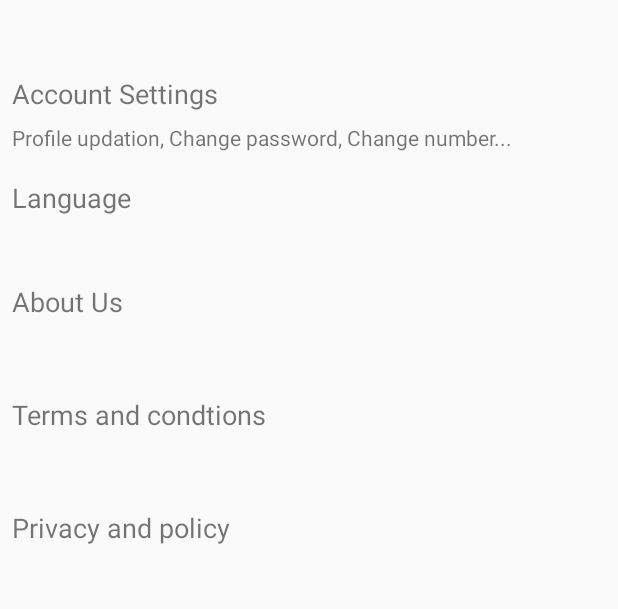
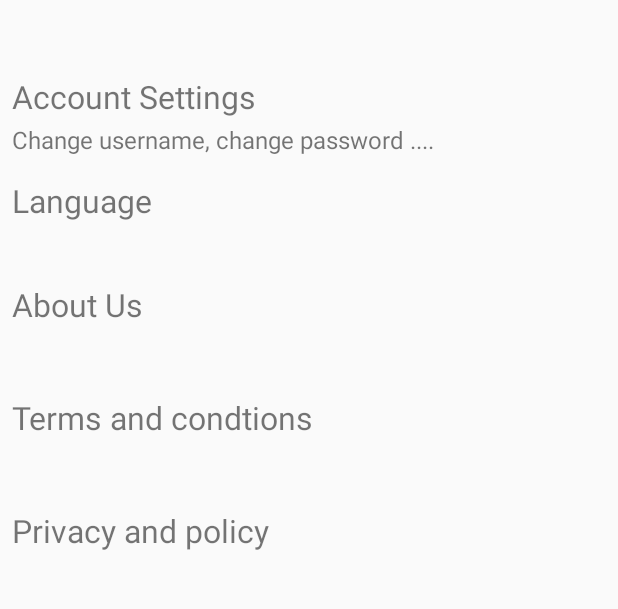
Before and after one commit to krishnadude98/RideIT, an Android app: the SettingsActivity screen opened directly, with no data from a screen before it, on a phone screen of 412 x 824 dp, the part 246-855 px from its top. Run offline under Robolectric (Android 15) with nearby library versions, the phone set to English and light mode, and no system bars; Roboto replaces fonts that are not available here.

Commit message:
Added a little bit more information

```diff
--- a/app/src/main/res/layout/activity_settings.xml
+++ b/app/src/main/res/layout/activity_settings.xml
@@ -14,7 +14,7 @@
         android:layout_marginTop="50dp"
         android:layout_marginEnd="8dp"
         android:text="Account Settings"
-        android:textSize="18sp"
+        android:textSize="21sp"
         app:layout_constraintEnd_toEndOf="parent"
         app:layout_constraintHorizontal_bias="1.0"
         app:layout_constraintStart_toStartOf="parent"
@@ -28,7 +28,7 @@
         android:layout_marginTop="16dp"
         android:layout_marginEnd="8dp"
         android:text="Language"
-        android:textSize="18sp"
+        android:textSize="21sp"
         app:layout_constraintEnd_toEndOf="parent"
         app:layout_constraintHorizontal_bias="0.5"
         app:layout_constraintStart_toStartOf="parent"
@@ -42,7 +42,7 @@
         android:layout_marginTop="16dp"
         android:layout_marginEnd="8dp"
         android:text="About Us"
-        android:textSize="18sp"
+        android:textSize="21sp"
         app:layout_constraintEnd_toEndOf="parent"
         app:layout_constraintStart_toStartOf="parent"
         app:layout_constraintTop_toBottomOf="@+id/textView2" />
@@ -55,7 +55,7 @@
         android:layout_marginTop="16dp"
         android:layout_marginEnd="8dp"
         android:text="Terms and condtions"
-        android:textSize="18sp"
+        android:textSize="21sp"
         app:layout_constraintEnd_toEndOf="parent"
         app:layout_constraintStart_toStartOf="parent"
         app:layout_constraintTop_toBottomOf="@+id/textView" />
@@ -68,7 +68,7 @@
         android:layout_marginTop="16dp"
         android:layout_marginEnd="8dp"
         android:text="Privacy and policy"
-        android:textSize="18sp"
+        android:textSize="21sp"
         app:layout_constraintEnd_toEndOf="parent"
         app:layout_constraintHorizontal_bias="0.0"
         app:layout_constraintStart_toStartOf="parent"
@@ -79,9 +79,9 @@
         android:layout_width="0dp"
         android:layout_height="wrap_content"
         android:layout_marginTop="32dp"
-        android:text="Profile updation, Change password, Change number..."
+        android:text="Change username, change password ...."
         android:textAlignment="viewStart"
-        android:textSize="14sp"
+        android:textSize="16sp"
         app:layout_constraintEnd_toEndOf="@+id/accountSettingsBtn"
         app:layout_constraintHorizontal_bias="1.0"
         app:layout_constraintStart_toStartOf="@+id/accountSettingsBtn"
```
